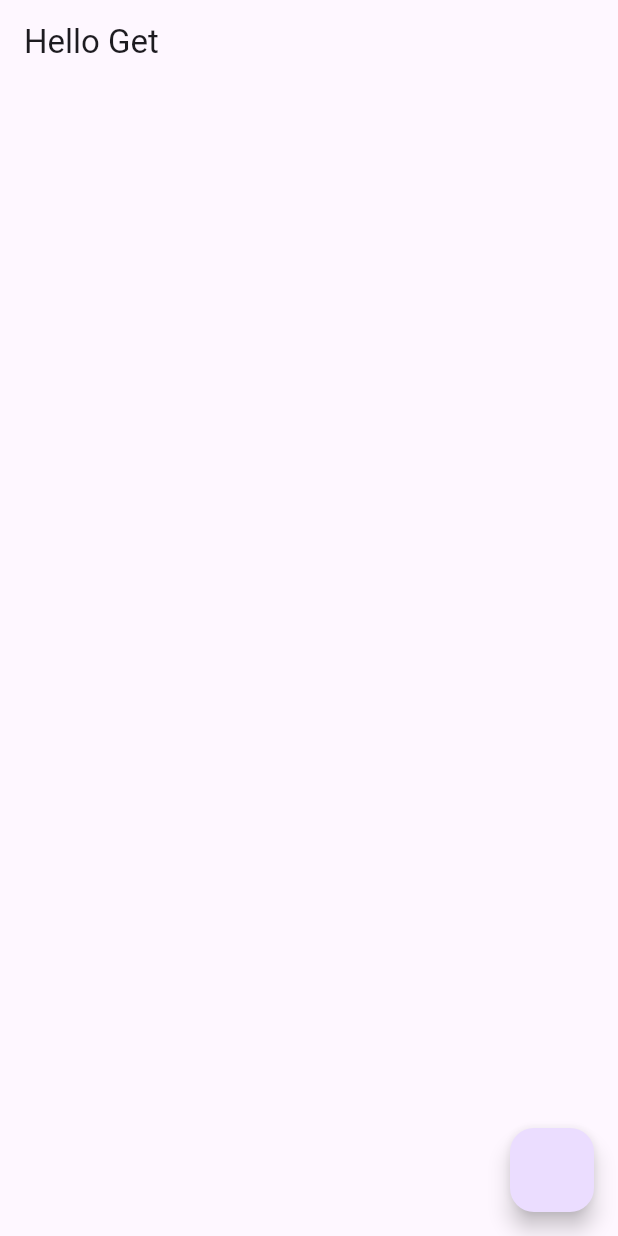
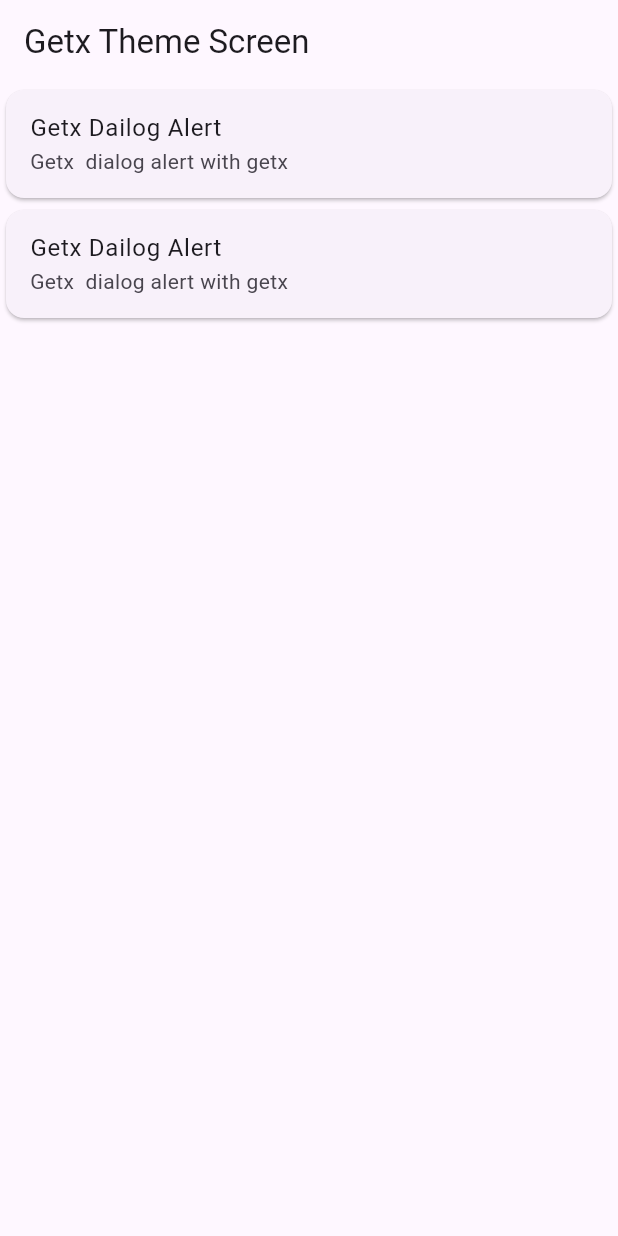
Before and after one commit to Prasiddha777/Flutter_GetX, a Flutter app: the screen it shows after launch, on a phone screen of 412 x 824 dp. Run offline on Flutter 3.47's test engine with Material 2 defaults, Android fonts, the phone set to English and light mode, and no system bars; our stand-ins replace get.

Commit message:
dialog-alert, bottom sheet,light mode and dark mode

```diff
--- a/lib/main.dart
+++ b/lib/main.dart
@@ -1,6 +1,7 @@
 import 'package:flutter/material.dart';
 import 'package:get_app/home_screen.dart';
 import 'package:get/get.dart';
+import 'package:get_app/theme_screen.dart';
 
 void main() {
   runApp(const MyApp());
@@ -19,7 +20,7 @@
         colorScheme: ColorScheme.fromSeed(seedColor: Colors.deepPurple),
         useMaterial3: true,
       ),
-      home: HomeScreen(),
+      home: ThemeScreen(),
     );
   }
 }
--- /dev/null
+++ b/lib/theme_screen.dart
@@ -0,0 +1,85 @@
+import 'package:flutter/material.dart';
+import 'package:get/get.dart';
+import 'package:get/get_core/get_core.dart';
+
+class ThemeScreen extends StatefulWidget {
+  const ThemeScreen({super.key});
+
+  @override
+  State<ThemeScreen> createState() => _ThemeScreenState();
+}
+
+class _ThemeScreenState extends State<ThemeScreen> {
+  @override
+  Widget build(BuildContext context) {
+    return Scaffold(
+      appBar: AppBar(
+        title: const Text("Getx Theme Screen"),
+      ),
+      body: Column(
+        children: [
+          Card(
+            child: ListTile(
+              title: const Text('Getx Dailog Alert'),
+              subtitle: const Text('Getx  dialog alert with getx'),
+              onTap: () {
+                Get.defaultDialog(
+                    titlePadding: const EdgeInsets.all(12),
+                    contentPadding: const EdgeInsets.all(15),
+                    title: 'Delete Chat',
+                    middleText: 'Are you sure you want to delete this chat?',
+                    // textConfirm: 'Yes',
+                    textCancel: 'No',
+                    confirm: TextButton(
+                      onPressed: () {
+                        Get.back();
+                      },
+                      child: const Text('OK'),
+                    ),
+                    // textCustom:
+                    content: const Column(
+                      children: [
+                        Text('Hello World'),
+                        Text('Hello World'),
+                        Text('Hello World'),
+                      ],
+                    ));
+              },
+            ),
+          ),
+          Card(
+            child: ListTile(
+              title: const Text('Getx Dailog Alert'),
+              subtitle: const Text('Getx  dialog alert with getx'),
+              onTap: () {
+                Get.bottomSheet(
+                  Container(
+                    color: Colors.grey.shade300,
+                    child: Column(
+                      children: [
+                        ListTile(
+                          leading: const Icon(Icons.light_mode),
+                          title: const Text('Light Theme'),
+                          onTap: () {
+                            Get.changeTheme(ThemeData.light());
+                          },
+                        ),
+                        ListTile(
+                          leading: const Icon(Icons.dark_mode),
+                          title: const Text('Dark Theme'),
+                          onTap: () {
+                            Get.changeTheme(ThemeData.dark());
+                          },
+                        )
+                      ],
+                    ),
+                  ),
+                );
+              },
+            ),
+          )
+        ],
+      ),
+    );
+  }
+}
```
